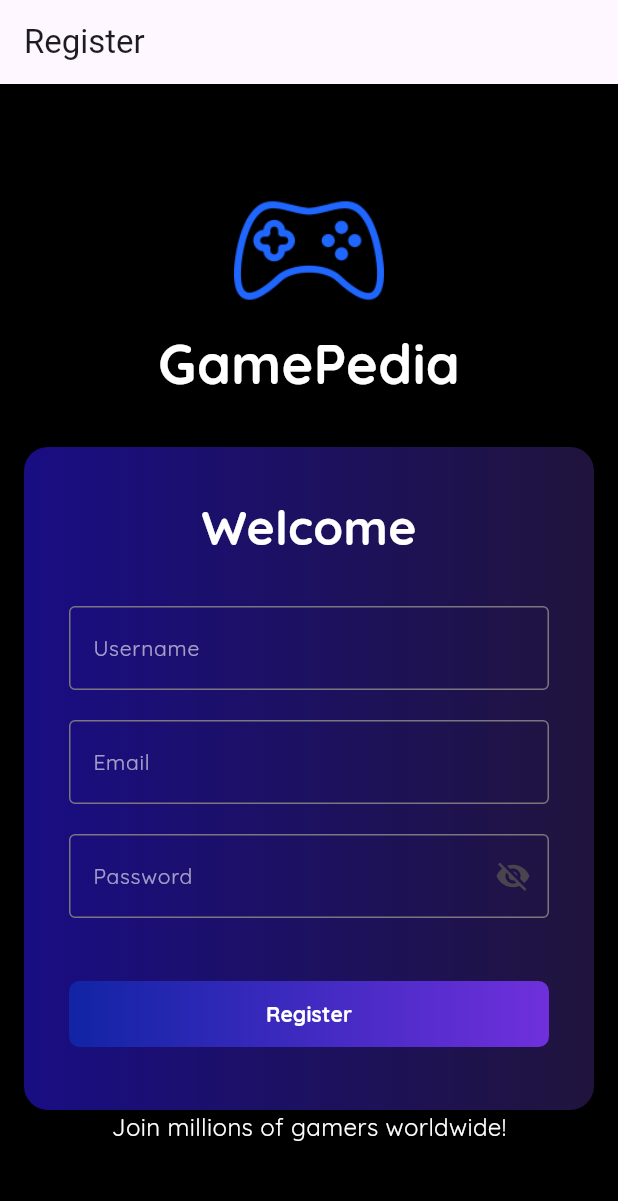
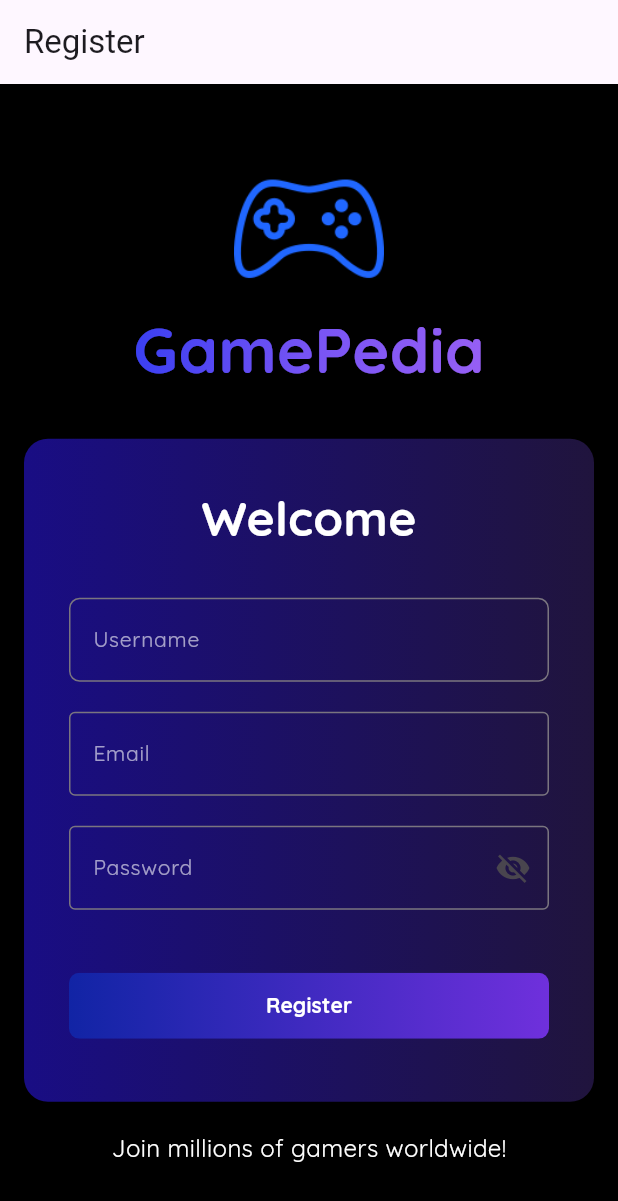
Before and after one commit to FernandoAntonius/ProyekPAB1, a Flutter app: the screen it shows after launch, on a phone screen of 412 x 824 dp. Shown: the top 1201 px of the screen. Run offline on Flutter 3.47's test engine with Material 3 defaults, Android fonts, the phone set to English and light mode, and no system bars.

Commit message:
register

```diff
--- a/gamepedia/lib/screens/register.dart
+++ b/gamepedia/lib/screens/register.dart
@@ -34,15 +34,28 @@ class _SignInScreenState extends State<RegisterScreen> {
                   // Logo
                   Image.asset('images/console.png', height: 100),
 
-                  const Text(
-                    'GamePedia',
-                    style: TextStyle(
-                      fontSize: 36,
-                      fontFamily: 'Quicksand',
-                      fontWeight: FontWeight.bold,
-                      color: Colors.white,
+                  ShaderMask(
+                    shaderCallback: (bounds) =>
+                        const LinearGradient(
+                          colors: [
+                            Color(0xFF3A3FF2),
+                            Color(0xFF7754F4),
+                            Color(0xFF965FF5),
+                          ],
+                        ).createShader(
+                          Rect.fromLTWH(0, 0, bounds.width, bounds.height),
+                        ),
+                    child: Text(
+                      "GamePedia",
+                      style: TextStyle(
+                        fontSize: 42,
+                        fontWeight: FontWeight.w600,
+                        fontFamily: 'Quicksand',
+                        color: Colors.white,
+                      ),
                     ),
                   ),
+
                   SizedBox(height: 30),
                   Container(
                     padding: const EdgeInsets.all(30),
@@ -78,7 +91,9 @@ class _SignInScreenState extends State<RegisterScreen> {
                               fontSize: 14,
                               color: Colors.white.withOpacity(0.6),
                             ),
-                            border: OutlineInputBorder(),
+                            border: OutlineInputBorder(
+                              borderRadius: BorderRadius.circular(7),
+                            ),
                           ),
                         ),
                         SizedBox(height: 20),
@@ -141,6 +156,7 @@ class _SignInScreenState extends State<RegisterScreen> {
                                 colors: [Color(0xFF1124A5), Color(0xFF6F30DC)],
                               ),
                               borderRadius: BorderRadius.circular(7),
+
                             ),
                             child: Container(
                               padding: const EdgeInsets.symmetric(
@@ -165,7 +181,7 @@ class _SignInScreenState extends State<RegisterScreen> {
                       ],
                     ),
                   ),
-
+                  SizedBox(height: 20),
                   Text(
                     'Join millions of gamers worldwide!',
                     style: TextStyle(
```
